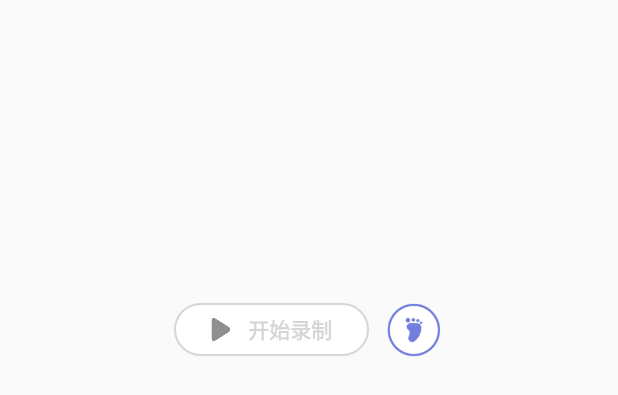
After one commit to EliteInterest/Foot_Print, an Android app: the layout layout_map_foot_record.xml on its own in the app's theme, with its tools: preview values and no code run, on a phone screen of 412 x 824 dp. The commit adds this screen. Shown: the top 395 px of the screen. Run offline under Robolectric (Android 15) with nearby library versions, the phone set to English and light mode, and no system bars.

Commit message:
足迹界面

```diff
--- /dev/null
+++ b/app/src/main/java/com/app/footprint/module/foot/func/view/FootRecordView.java
@@ -0,0 +1,93 @@
+package com.app.footprint.module.foot.func.view;
+
+import android.content.Context;
+import android.content.DialogInterface;
+import android.support.v7.widget.CardView;
+import android.util.AttributeSet;
+import android.view.LayoutInflater;
+import android.view.View;
+import android.widget.ImageView;
+import android.widget.LinearLayout;
+import android.widget.RelativeLayout;
+
+import com.app.footprint.R;
+import com.zx.zxutils.util.ZXDialogUtil;
+
+/**
+ * Created by Xiangb on 2018/5/17.
+ * 功能：
+ */
+
+public class FootRecordView extends RelativeLayout implements View.OnClickListener {
+
+    private Context context;
+    private ImageView ivModeRoute, ivModeFoot;
+    private LinearLayout llModeRoute, llModeFoot;
+    private LinearLayout llStartRecord;
+    private ImageView ivTabCancel;
+    private CardView cvRecordTab;
+
+    public FootRecordView(Context context) {
+        super(context);
+        init(context);
+    }
+
+
+    public FootRecordView(Context context, AttributeSet attrs) {
+        super(context, attrs);
+        init(context);
+    }
+
+    public FootRecordView(Context context, AttributeSet attrs, int defStyleAttr) {
+        super(context, attrs, defStyleAttr);
+        init(context);
+    }
+
+    private void init(Context context) {
+        this.context = context;
+        LayoutInflater.from(context).inflate(R.layout.layout_map_foot_record, this, true);
+        ivModeRoute = findViewById(R.id.iv_record_mode_route);
+        ivModeFoot = findViewById(R.id.iv_record_mode_foot);
+        llModeRoute = findViewById(R.id.ll_record_mode_route);
+        llModeFoot = findViewById(R.id.ll_record_mode_foot);
+        llStartRecord = findViewById(R.id.ll_record_foot_start);
+        ivTabCancel = findViewById(R.id.iv_record_tab_cancel);
+        cvRecordTab = findViewById(R.id.cv_record_tab);
+
+        ivModeRoute.setOnClickListener(this);
+        ivModeFoot.setOnClickListener(this);
+        llStartRecord.setOnClickListener(this);
+        ivTabCancel.setOnClickListener(this);
+        cvRecordTab.setOnClickListener(this);
+    }
+
+    @Override
+    public void onClick(View v) {
+        switch (v.getId()) {
+            case R.id.iv_record_mode_route://路径
+                llModeRoute.setVisibility(GONE);
+                llModeFoot.setVisibility(VISIBLE);
+                break;
+            case R.id.iv_record_mode_foot://足迹
+                llModeRoute.setVisibility(VISIBLE);
+                llModeFoot.setVisibility(GONE);
+                break;
+            case R.id.ll_record_foot_start://开始录制
+                cvRecordTab.setVisibility(VISIBLE);
+                break;
+            case R.id.iv_record_tab_cancel://录制取消
+                ZXDialogUtil.showYesNoDialog(context, "提示", "是否取消路线录制？", new DialogInterface.OnClickListener() {
+                    @Override
+                    public void onClick(DialogInterface dialog, int which) {
+                        cvRecordTab.setVisibility(GONE);
+                    }
+                });
+                break;
+            case R.id.cv_record_tab:
+
+                break;
+            default:
+                break;
+        }
+    }
+}
--- a/app/src/main/java/com/app/footprint/module/map/ui/MapFragment.java
+++ b/app/src/main/java/com/app/footprint/module/map/ui/MapFragment.java
@@ -150,18 +150,26 @@ public class MapFragment extends BaseFragment<MapPresenter, MapModel> implements
         }, 500);
     }
 
-    @OnClick({R.id.iv_map_layer})
+    @OnClick({R.id.iv_map_layer, R.id.iv_map_location})
     public void onViewClicked(View view) {
         switch (view.getId()) {
             case R.id.iv_map_layer:
-                if (tianDiTuVectorLayer.isVisible()){
+                if (tianDiTuVectorLayer.isVisible()) {
                     tianDiTuVectorLayer.setVisible(false);
                     tianDiTuImageLayer.setVisible(true);
                     ivLayer.setBackground(ContextCompat.getDrawable(getActivity(), R.mipmap.map_mode_img));
-                }else {
+                } else {
                     tianDiTuVectorLayer.setVisible(true);
                     tianDiTuImageLayer.setVisible(false);
                     ivLayer.setBackground(ContextCompat.getDrawable(getActivity(), R.mipmap.map_mode_vector));
+                }
+                break;
+            case R.id.iv_map_location:
+                try {
+                    GpsUtil.location(mMapView, (MainActivity) getActivity());
+                } catch (Exception e) {
+                    e.printStackTrace();
+                    mMapView.zoomToScale(DEFAULTPOINT, DEFAULT_SCALE);
                 }
                 break;
             default:
--- /dev/null
+++ b/app/src/main/res/drawable/shape_foot_priint_bg.xml
@@ -0,0 +1,12 @@
+<?xml version="1.0" encoding="utf-8"?>
+<shape xmlns:android="http://schemas.android.com/apk/res/android"
+       android:shape="rectangle">
+
+    <corners android:radius="18dp"/>
+    <size android:height="35dp"/>
+    <solid android:color="@color/white"/>
+    <stroke
+        android:width="1dp"
+        android:color="@color/gray_8f"/>
+
+</shape>
--- /dev/null
+++ b/app/src/main/res/drawable/shape_foot_route_bg.xml
@@ -0,0 +1,12 @@
+<?xml version="1.0" encoding="utf-8"?>
+<shape xmlns:android="http://schemas.android.com/apk/res/android"
+       android:shape="rectangle">
+
+    <corners android:radius="10dp"/>
+    <size android:width="35dp"/>
+    <solid android:color="@color/white"/>
+    <stroke
+        android:width="1dp"
+        android:color="@color/gray_8f"/>
+
+</shape>
--- /dev/null
+++ b/app/src/main/res/drawable/shape_map_address_bg.xml
@@ -0,0 +1,9 @@
+<?xml version="1.0" encoding="utf-8"?>
+<shape xmlns:android="http://schemas.android.com/apk/res/android"
+       android:shape="rectangle">
+
+    <corners android:radius="15dp"/>
+    <size android:height="30dp"/>
+    <solid android:color="#50707070"/>
+
+</shape>
--- a/app/src/main/res/layout/fragment_map.xml
+++ b/app/src/main/res/layout/fragment_map.xml
@@ -18,21 +18,23 @@
 
         <ImageView
             android:id="@+id/iv_map_location"
-            android:layout_width="30dp"
-            android:layout_height="30dp"
+            android:layout_width="40dp"
+            android:layout_height="40dp"
             android:layout_alignParentLeft="true"
-            android:layout_marginLeft="5dp"
-            android:layout_marginRight="5dp"
-            android:background="@mipmap/my_location"/>
+            android:layout_marginLeft="10dp"
+            android:layout_marginRight="10dp"
+            android:background="@mipmap/map_btn_location"/>
 
         <TextView
             android:id="@+id/tv_map_address"
-            android:layout_width="wrap_content"
-            android:layout_height="30dp"
+            android:layout_width="match_parent"
+            android:layout_height="wrap_content"
+            android:layout_centerVertical="true"
+            android:layout_toLeftOf="@+id/iv_map_layer"
             android:layout_toRightOf="@id/iv_map_location"
-            android:background="#50f1f1f1"
+            android:background="@drawable/shape_map_address_bg"
             android:ellipsize="end"
-            android:gravity="center_vertical"
+            android:gravity="center"
             android:minWidth="100dp"
             android:padding="3dp"
             android:singleLine="true"
@@ -43,9 +45,17 @@
             android:layout_width="40dp"
             android:layout_height="40dp"
             android:layout_alignParentRight="true"
+            android:layout_marginLeft="10dp"
             android:layout_marginRight="10dp"
             android:background="@mipmap/map_mode_vector"/>
     </RelativeLayout>
 
+    <com.app.footprint.module.foot.func.view.FootRecordView
+        android:id="@+id/foot_record_view"
+        android:layout_width="match_parent"
+        android:layout_height="wrap_content"
+        android:layout_alignParentBottom="true">
+
+    </com.app.footprint.module.foot.func.view.FootRecordView>
 
 </RelativeLayout>
--- /dev/null
+++ b/app/src/main/res/layout/layout_map_foot_record.xml
@@ -0,0 +1,263 @@
+<?xml version="1.0" encoding="utf-8"?>
+<RelativeLayout
+    xmlns:android="http://schemas.android.com/apk/res/android"
+    xmlns:app="http://schemas.android.com/apk/res-auto"
+    android:layout_width="match_parent"
+    android:layout_height="250dp">
+
+    <LinearLayout
+        android:id="@+id/ll_record_mode_route"
+        android:layout_width="wrap_content"
+        android:layout_height="wrap_content"
+        android:layout_alignParentBottom="true"
+        android:layout_alignParentRight="true"
+        android:layout_marginBottom="30dp"
+        android:layout_marginRight="10dp"
+        android:gravity="center_horizontal"
+        android:orientation="vertical"
+        android:visibility="gone">
+
+        <LinearLayout
+            android:layout_width="wrap_content"
+            android:layout_height="wrap_content"
+            android:background="@drawable/shape_foot_route_bg"
+            android:gravity="center"
+            android:orientation="vertical">
+
+            <ImageView
+                android:layout_width="18dp"
+                android:layout_height="18dp"
+                android:layout_marginTop="15dp"
+                android:background="@mipmap/record_camera"/>
+
+            <ImageView
+                android:layout_width="18dp"
+                android:layout_height="18dp"
+                android:layout_marginTop="15dp"
+                android:background="@mipmap/record_vedio"/>
+
+            <ImageView
+                android:layout_width="18dp"
+                android:layout_height="18dp"
+                android:layout_marginBottom="15dp"
+                android:layout_marginTop="15dp"
+                android:background="@mipmap/record_text"/>
+        </LinearLayout>
+
+        <ImageView
+            android:id="@+id/iv_record_mode_route"
+            android:layout_width="40dp"
+            android:layout_height="40dp"
+            android:layout_marginTop="10dp"
+            android:background="@mipmap/foot_route"/>
+    </LinearLayout>
+
+
+    <LinearLayout
+        android:id="@+id/ll_record_mode_foot"
+        android:layout_width="wrap_content"
+        android:layout_height="wrap_content"
+        android:layout_alignParentBottom="true"
+        android:layout_centerHorizontal="true"
+        android:layout_marginBottom="10dp"
+        android:gravity="center_vertical"
+        android:orientation="horizontal">
+
+        <LinearLayout
+            android:id="@+id/ll_record_foot_start"
+            android:layout_width="130dp"
+            android:layout_height="wrap_content"
+            android:background="@drawable/shape_foot_priint_bg"
+            android:gravity="center">
+
+            <ImageView
+                android:layout_width="15dp"
+                android:layout_height="15dp"
+                android:layout_marginRight="10dp"
+                android:background="@mipmap/record_play"/>
+
+            <TextView
+                android:layout_width="wrap_content"
+                android:layout_height="wrap_content"
+                android:text="开始录制"
+                android:textColor="@color/gray_8f"
+                android:textSize="@dimen/text_size_normal"
+                android:textStyle="bold"/>
+        </LinearLayout>
+
+        <ImageView
+            android:id="@+id/iv_record_mode_foot"
+            android:layout_width="40dp"
+            android:layout_height="40dp"
+            android:layout_marginLeft="10dp"
+            android:background="@mipmap/foot_print"/>
+    </LinearLayout>
+
+    <android.support.v7.widget.CardView
+        android:id="@+id/cv_record_tab"
+        android:layout_width="match_parent"
+        android:layout_height="wrap_content"
+        android:layout_alignParentBottom="true"
+        android:layout_margin="5dp"
+        android:background="@color/white"
+        android:visibility="gone"
+        app:cardCornerRadius="5dp">
+
+        <LinearLayout
+            android:layout_width="match_parent"
+            android:layout_height="match_parent"
+            android:orientation="vertical"
+            android:padding="20dp">
+
+            <LinearLayout
+                android:layout_width="match_parent"
+                android:layout_height="wrap_content"
+                android:gravity="center_vertical"
+                android:orientation="horizontal">
+
+
+                <ImageView
+                    android:layout_width="15dp"
+                    android:layout_height="15dp"
+                    android:background="@mipmap/record_tab_route"/>
+
+                <TextView
+                    android:id="@+id/tv_record_tab_date"
+                    android:layout_width="wrap_content"
+                    android:layout_height="15dp"
+                    android:layout_marginLeft="5dp"
+                    android:gravity="center_vertical"
+                    android:text="2018-05-17 17:31:30 星期四"
+                    android:textColor="@color/record_color"
+                    android:textSize="@dimen/text_size_small"/>
+
+                <View
+                    android:layout_width="0dp"
+                    android:layout_height="0dp"
+                    android:layout_weight="1"/>
+
+                <ImageView
+                    android:id="@+id/iv_record_tab_cancel"
+                    android:layout_width="30dp"
+                    android:layout_height="30dp"
+                    android:background="@mipmap/record_tab_cancel"/>
+            </LinearLayout>
+
+            <LinearLayout
+                android:layout_width="match_parent"
+                android:layout_height="wrap_content"
+                android:layout_marginTop="30dp"
+                android:orientation="horizontal">
+
+                <TextView
+                    android:layout_width="wrap_content"
+                    android:layout_height="wrap_content"
+                    android:text="时长"
+                    android:textColor="@color/gray_8f"
+                    android:textSize="@dimen/text_size_small"/>
+
+                <TextView
+                    android:id="@+id/tv_record_tab_time"
+                    android:layout_width="70dp"
+                    android:layout_height="wrap_content"
+                    android:layout_marginLeft="10dp"
+                    android:text="00:12:41"
+                    android:textColor="@color/record_color"
+                    android:textSize="@dimen/text_size_small"/>
+
+                <View
+                    android:layout_width="0dp"
+                    android:layout_height="0dp"
+                    android:layout_weight="1"/>
+
+                <TextView
+                    android:layout_width="wrap_content"
+                    android:layout_height="wrap_content"
+                    android:text="里程(km)"
+                    android:textColor="@color/gray_8f"
+                    android:textSize="@dimen/text_size_small"/>
+
+                <TextView
+                    android:id="@+id/tv_record_tab_mileage"
+                    android:layout_width="70dp"
+                    android:layout_height="wrap_content"
+                    android:layout_marginLeft="10dp"
+                    android:layout_marginRight="20dp"
+                    android:text="0.07"
+                    android:textColor="@color/record_color"
+                    android:textSize="@dimen/text_size_small"/>
+            </LinearLayout>
+
+            <LinearLayout
+                android:layout_width="match_parent"
+                android:layout_height="wrap_content"
+                android:layout_marginTop="30dp"
+                android:orientation="horizontal">
+
+                <ImageView
+                    android:id="@+id/iv_record_tab_camera"
+                    android:layout_width="18dp"
+                    android:layout_height="18dp"
+                    android:layout_marginLeft="10dp"
+                    android:layout_marginRight="15dp"
+                    android:background="@mipmap/record_camera"/>
+
+                <ImageView
+                    android:id="@+id/iv_record_tab_vedio"
+                    android:layout_width="18dp"
+                    android:layout_height="18dp"
+                    android:layout_marginLeft="15dp"
+                    android:layout_marginRight="15dp"
+                    android:background="@mipmap/record_vedio"/>
+
+                <ImageView
+                    android:id="@+id/iv_record_tab_text"
+                    android:layout_width="18dp"
+                    android:layout_height="18dp"
+                    android:layout_marginLeft="15dp"
+                    android:layout_marginRight="10dp"
+                    android:background="@mipmap/record_text"/>
+
+                <View
+                    android:layout_width="1.5px"
+                    android:layout_height="18dp"
+                    android:layout_marginLeft="20dp"
+                    android:layout_marginRight="20dp"
+                    android:background="@color/gray_8f"/>
+
+                <View
+                    android:layout_width="0dp"
+                    android:layout_height="0dp"
+                    android:layout_weight="1"/>
+
+                <LinearLayout
+                    android:id="@+id/ll_record_tab_commit"
+                    android:layout_width="wrap_content"
+                    android:layout_height="18dp"
+                    android:gravity="center"
+                    android:orientation="horizontal">
+
+                    <ImageView
+                        android:layout_width="12dp"
+                        android:layout_height="12dp"
+                        android:background="@mipmap/record_tab_commit"/>
+
+                    <TextView
+                        android:layout_width="wrap_content"
+                        android:layout_height="wrap_content"
+                        android:layout_marginLeft="5dp"
+                        android:text="完 成"
+                        android:textColor="@color/record_color"
+                        android:textSize="@dimen/text_size_normal"/>
+                </LinearLayout>
+
+                <View
+                    android:layout_width="0dp"
+                    android:layout_height="0dp"
+                    android:layout_weight="1"/>
+            </LinearLayout>
+        </LinearLayout>
+
+    </android.support.v7.widget.CardView>
+
+</RelativeLayout>
--- a/app/src/main/res/values/color.xml
+++ b/app/src/main/res/values/color.xml
@@ -47,4 +47,6 @@
     <item type="color" name="app_actionbar_color">@color/esri_dark_blue</item>
     <color name="esri_dark_blue">#ff005e95</color>
 
+    <color name="record_color">#737fde</color>
+
 </resources>
```
Also changed, not shown: app/src/main/res/mipmap-xhdpi/foot_print.png (added), app/src/main/res/mipmap-xhdpi/foot_route.png (added), app/src/main/res/mipmap-xhdpi/map_btn_location.png (added), app/src/main/res/mipmap-xhdpi/my_location.png (deleted), app/src/main/res/mipmap-xhdpi/record_camera.png (added), app/src/main/res/mipmap-xhdpi/record_play.png (added), app/src/main/res/mipmap-xhdpi/record_tab_cancel.png (added), app/src/main/res/mipmap-xhdpi/record_tab_commit.png (added), app/src/main/res/mipmap-xhdpi/record_tab_route.png (added), app/src/main/res/mipmap-xhdpi/record_text.png (added), app/src/main/res/mipmap-xhdpi/record_vedio.png (added).
